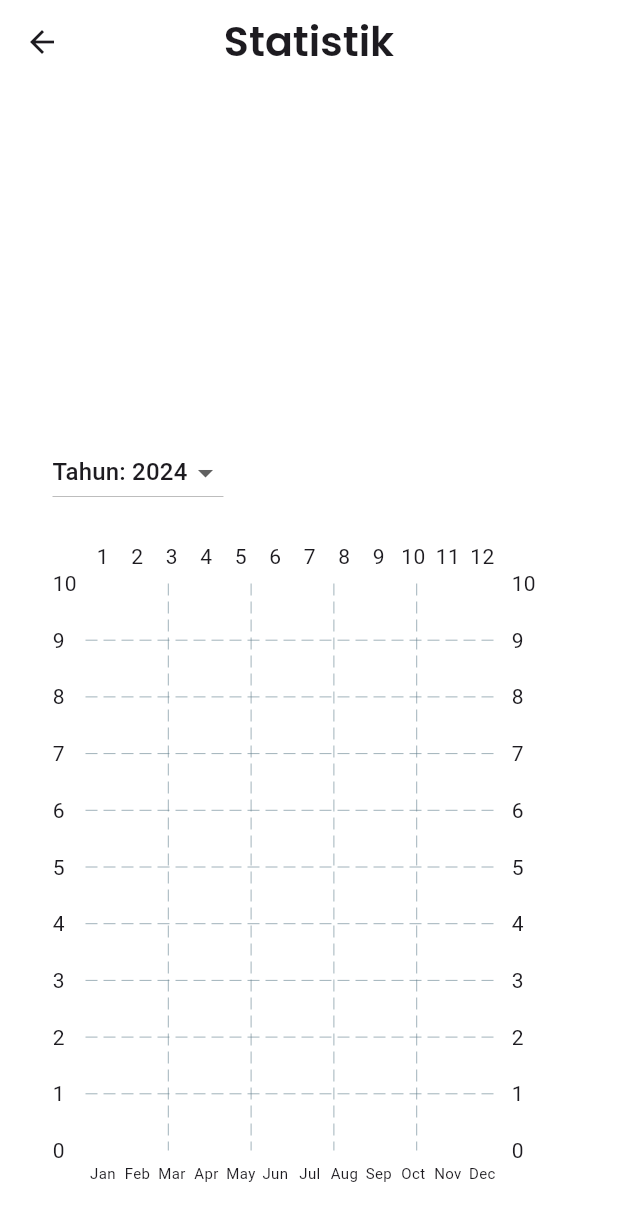
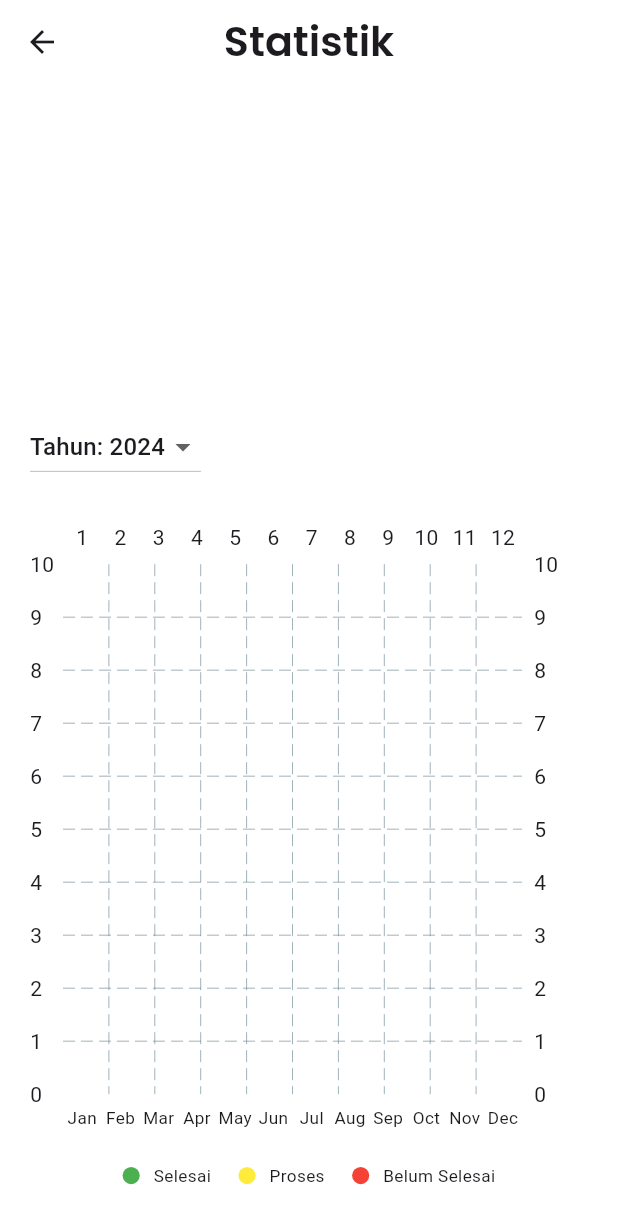
Before and after one commit to BagusRezky/mojadiapp, a Flutter app: the HomeScreen screen opened by its route, after a tap on the "bar chart" icon, on a phone screen of 412 x 824 dp. Shown: the top 1224 px of the screen. Run offline on Flutter 3.47's test engine with Material 3 defaults, Android fonts, the phone set to English and light mode, and no system bars; drawn by our look-alikes of fl_chart; our stand-ins replace cloud_firestore, firebase_auth, firebase_core, firebase_storage, flutter_onboarding_slider, flutter_screenutil and 5 more; accounts and stored records are empty; network calls fail.

Commit message:
update: logo, permision edit,update,delete report, article

```diff
--- a/lib/pages/home/article/components/card_article.dart
+++ b/lib/pages/home/article/components/card_article.dart
@@ -74,6 +74,8 @@ class ArticleCard extends StatelessWidget {
               fontSize: 14.sp,
               color: Colors.black,
             ),
+            maxLines: 3,
+            overflow: TextOverflow.ellipsis,
           ),
           Row(
             mainAxisAlignment: MainAxisAlignment.spaceBetween,
--- a/lib/pages/home/article/components/card_article.home.dart
+++ b/lib/pages/home/article/components/card_article.home.dart
@@ -67,6 +67,8 @@ class _ArticleCardHomeState extends State<ArticleCardHome> {
             fontSize: 14.sp,
             color: Colors.black,
           ),
+          maxLines: 2,
+          overflow: TextOverflow.ellipsis,
         ),
         5.verticalSpace,
         Row(
--- a/lib/pages/home/report/components/my_report_card.dart
+++ b/lib/pages/home/report/components/my_report_card.dart
@@ -23,13 +23,13 @@ class ReportCard extends StatelessWidget {
             opacity: 0.5,
             child: Image(
               image: const AssetImage('assets/cover-card.png'),
-              height: 180.h,
+              height: 140.h,
               width: double.infinity,
               fit: BoxFit.cover,
             ),
           ),
           Container(
-            height: 180.h,
+            height: 140.h,
             decoration: BoxDecoration(
               gradient: LinearGradient(
                 begin: Alignment.centerRight,
@@ -51,19 +51,19 @@ class ReportCard extends StatelessWidget {
           ),
           Positioned(
             top: 16.h,
-            right: 30.w,
+            right: 50.w,
             left: 16.w,
             child: Text(
               'Yuk, laporkan temuaan pelanggaran & kerusakan fasilitas sosial',
               style: GoogleFonts.roboto(
                 fontWeight: FontWeight.normal,
                 color: Colors.white,
-                fontSize: 18.sp,
+                fontSize: 15.sp,
               ),
             ),
           ),
           Positioned(
-            top: 85.h,
+            top: 55.h,
             right: 30.w,
             left: 16.w,
             child: Text(
@@ -71,12 +71,12 @@ class ReportCard extends StatelessWidget {
               style: GoogleFonts.roboto(
                 fontWeight: FontWeight.bold,
                 color: Colors.white,
-                fontSize: 18.sp,
+                fontSize: 16.sp,
               ),
             ),
           ),
           Positioned(
-            bottom: 16.h,
+            bottom: 12.h,
             right: 16.w,
             width: 140.w,
             child: ElevatedButton(
--- a/lib/pages/home/report/components/my_report_item.dart
+++ b/lib/pages/home/report/components/my_report_item.dart
@@ -75,6 +75,8 @@ class ReportItem extends StatelessWidget {
                             fontWeight: FontWeight.bold,
                             fontSize: 12.sp,
                           ),
+                          maxLines: 2,
+                          overflow: TextOverflow.ellipsis,
                         ),
                         10.verticalSpace,
                         Text(
@@ -84,6 +86,8 @@ class ReportItem extends StatelessWidget {
                             fontSize: 12.sp,
                             color: Colors.grey,
                           ),
+                          maxLines: 2,
+                          overflow: TextOverflow.ellipsis,
                         ),
                       ],
                     ),
--- a/lib/pages/home/statistik/statistik.dart
+++ b/lib/pages/home/statistik/statistik.dart
@@ -15,12 +15,26 @@ class _StatistikState extends State<Statistik> {
   String selectedYear = '2024';
   Map<String, double> categoryData = {};
   Map<int, Map<String, int>> monthlyCounts = {};
+  bool isLoading = false;
 
   @override
   void initState() {
     super.initState();
-    _fetchPieChartData();
-    _fetchBarChartData();
+    fetchData();
+  }
+
+  Future<void> fetchData() async {
+    setState(() {
+      isLoading = true;
+    });
+
+    // Fetch data
+    await _fetchPieChartData();
+    await _fetchBarChartData();
+
+    setState(() {
+      isLoading = false;
+    });
   }
 
   Future<void> _fetchPieChartData() async {
@@ -56,19 +70,27 @@ class _StatistikState extends State<Statistik> {
 
       if (doc['status_list'] is List<dynamic>) {
         List<dynamic> statusList = doc['status_list'];
-        for (var status in statusList) {
-          if (status is Map<String, dynamic> && status.containsKey('status')) {
-            String statusValue = status['status'];
+
+        statusList.sort((a, b) {
+          DateTime timeA = (a['timestamp'] as Timestamp).toDate();
+          DateTime timeB = (b['timestamp'] as Timestamp).toDate();
+          return timeA.compareTo(timeB);
+        });
+
+        // Mengambil status terakhir setelah diurutkan
+        var lastStatus = statusList.last;
+        if (lastStatus is Map<String, dynamic> &&
+            lastStatus.containsKey('status')) {
+          String statusValue = lastStatus['status'];
           if (!monthlyCounts.containsKey(month)) {
             monthlyCounts[month] = {
-                'Belum Mulai': 0,
+              'Belum Selesai': 0,
               'Proses': 0,
               'Selesai': 0
             };
           }
           monthlyCounts[month]![statusValue] =
               (monthlyCounts[month]![statusValue] ?? 0) + 1;
-          }
         }
       }
     }
@@ -86,7 +108,7 @@ class _StatistikState extends State<Statistik> {
           style: GoogleFonts.poppins(
             fontWeight: FontWeight.w600,
             fontSize: 24.sp,
-            height: 1.5,
+            height: 1.5.h,
           ),
         ),
         backgroundColor: Colors.white,
@@ -95,17 +117,19 @@ class _StatistikState extends State<Statistik> {
       ),
       backgroundColor: Colors.white,
       body: Padding(
-        padding: const EdgeInsets.all(35.0),
-        child: Column(
+        padding: const EdgeInsets.all(20),
+        child: isLoading
+            ? const Center(child: CircularProgressIndicator())
+            : Column(
                 crossAxisAlignment: CrossAxisAlignment.start,
                 children: [
-            const SizedBox(height: 20),
+                  16.verticalSpace,
                   Row(
                     crossAxisAlignment: CrossAxisAlignment.start,
                     children: [
-                Container(
-                  width: 180,
-                  height: 150,
+                      SizedBox(
+                        width: 160.w,
+                        height: 130.h,
                         child: AspectRatio(
                           aspectRatio: 1.2,
                           child: PieChart(
@@ -118,11 +142,11 @@ class _StatistikState extends State<Statistik> {
                           ),
                         ),
                       ),
-                const SizedBox(width: 20),
+                      16.horizontalSpace,
                       _buildLegend(),
                     ],
                   ),
-            const SizedBox(height: 30),
+                  20.verticalSpace,
                   DropdownButton<String>(
                     value: selectedYear,
                     items: <String>['2024', '2025', '2026']
@@ -138,14 +162,20 @@ class _StatistikState extends State<Statistik> {
                       });
                     },
                   ),
-            const SizedBox(height: 20),
+                  20.verticalSpace,
                   Expanded(
                     child: selectedYear == '2024'
-                  ? _buildBarChart()
-                  : const Center(
+                        ? Column(
+                            children: [
+                              Expanded(child: _buildBarChart()),
+                              10.verticalSpace,
+                              _buildBarChartLegend(),
+                            ],
+                          )
+                        : Center(
                             child: Text(
                               "Belum ada grafik untuk tahun yang dipilih",
-                        style: TextStyle(fontSize: 16),
+                              style: TextStyle(fontSize: 12.sp),
                             ),
                           ),
                   ),
@@ -160,11 +190,11 @@ class _StatistikState extends State<Statistik> {
       return PieChartSectionData(
         value: entry.value,
         color: _getColorForCategory(entry.key),
-        title: '${entry.value.toStringAsFixed(1)}%',
+        title: '${entry.value.toStringAsFixed(0)}%',
         titleStyle: TextStyle(
           color: Colors.white,
           fontWeight: FontWeight.bold,
-          fontSize: 16,
+          fontSize: 12.sp,
         ),
       );
     }).toList();
@@ -173,16 +203,14 @@ class _StatistikState extends State<Statistik> {
   Color _getColorForCategory(String category) {
     switch (category) {
       case 'Lingkungan Hidup':
+        return Colors.green;
+      case 'Kerusakan Fasilitas Publik':
         return Colors.blue;
-      case 'Kerusakan Fasilitas Publik':
-        return Colors.green;
       case 'Kerusakan Jalan':
         return Colors.orange;
       case 'Kerusakan Drainase':
         return Colors.grey;
       case 'Keamanan dan Ketertiban':
-        return Colors.pink;
-      case 'Lainnya':
         return Colors.purple;
       default:
         return Colors.black;
@@ -199,21 +227,21 @@ class _StatistikState extends State<Statistik> {
 
   Widget _buildLegendItem(Color color, String title) {
     return Padding(
-      padding: const EdgeInsets.symmetric(vertical: 4.0),
+      padding: EdgeInsets.symmetric(vertical: 2.0.h),
       child: Row(
         children: [
           Container(
-            width: 10,
-            height: 14,
+            width: 10.w,
+            height: 14.h,
             decoration: BoxDecoration(
               shape: BoxShape.circle,
               color: color,
             ),
           ),
-          const SizedBox(width: 8),
+          8.horizontalSpace,
           Text(
             title,
-            style: TextStyle(fontSize: 10),
+            style: TextStyle(fontSize: 10.sp),
           ),
         ],
       ),
@@ -236,7 +264,7 @@ class _StatistikState extends State<Statistik> {
                   axisSide: meta.axisSide,
                   child: Text(
                     _getMonthName(value.toInt()),
-                    style: TextStyle(fontSize: 10),
+                    style: TextStyle(fontSize: 10.sp),
                   ),
                 );
               },
@@ -290,34 +318,46 @@ class _StatistikState extends State<Statistik> {
   }
 
   List<BarChartGroupData> _buildBarGroups() {
-    List<int> months = List<int>.generate(12, (i) => i + 1);
-    return months.map((month) {
-      Map<String, int> counts = monthlyCounts[month] ?? {
-        'Belum Selesai': 0,
-        'Proses': 0,
-        'Selesai': 0,
-      };
-
+    return List.generate(12, (index) {
+      int month = index + 1;
+      Map<String, int> counts = monthlyCounts[month] ??
+          {'Belum Selesai': 0, 'Proses': 0, 'Selesai': 0};
       return BarChartGroupData(
         x: month,
         barRods: [
           BarChartRodData(
             toY: counts['Belum Selesai']?.toDouble() ?? 0,
             color: Colors.red,
-            width: 4,
+            width: 3.sp,
           ),
           BarChartRodData(
             toY: counts['Proses']?.toDouble() ?? 0,
             color: Colors.yellow,
-            width: 4,
+            width: 3.sp,
           ),
           BarChartRodData(
             toY: counts['Selesai']?.toDouble() ?? 0,
             color: Colors.green,
-            width: 4,
+            width: 3.sp,
           ),
         ],
       );
     }).toList();
   }
+
+  Widget _buildBarChartLegend() {
+    return Padding(
+      padding: EdgeInsets.symmetric(vertical: 8.0.h),
+      child: Row(
+        mainAxisAlignment: MainAxisAlignment.center,
+        children: [
+          _buildLegendItem(Colors.green, 'Selesai'),
+          16.horizontalSpace,
+          _buildLegendItem(Colors.yellow, 'Proses'),
+          16.horizontalSpace,
+          _buildLegendItem(Colors.red, 'Belum Selesai'),
+        ],
+      ),
+    );
   }
+}
```
Also changed, not shown: lib/pages/auth/login.dart (+14 -4 lines), lib/pages/auth/register.dart (+17 -2 lines), lib/pages/home/article/components/popup_menu.dart (+19 -0 lines), lib/pages/home/report/components/popup_menu.dart (+23 -2 lines), assets/1.png (added). Lines whose indentation alone changed are shown as unchanged.
